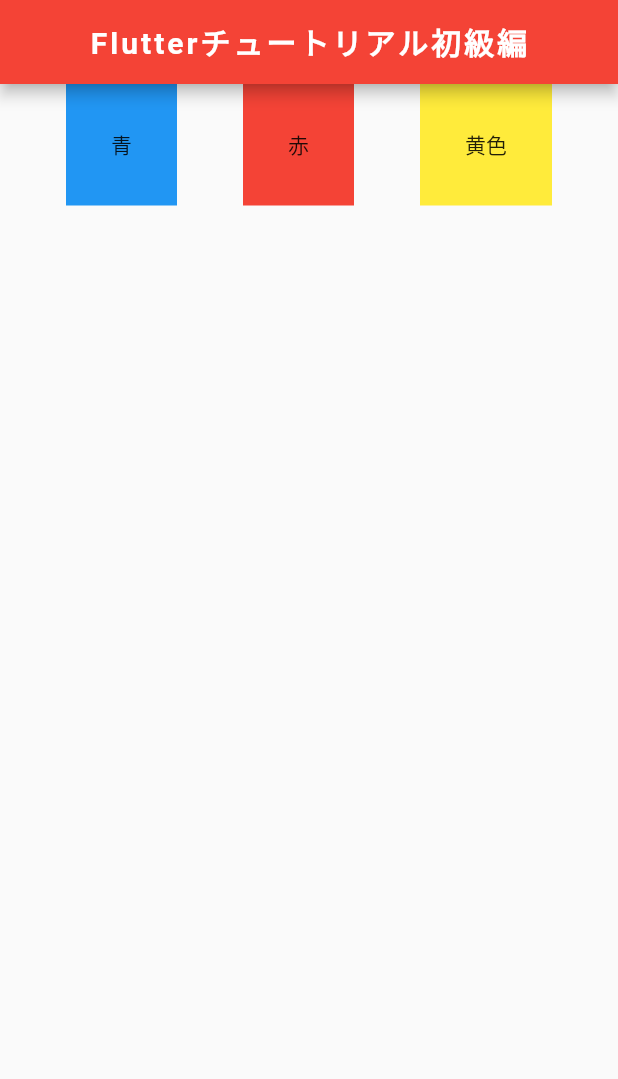
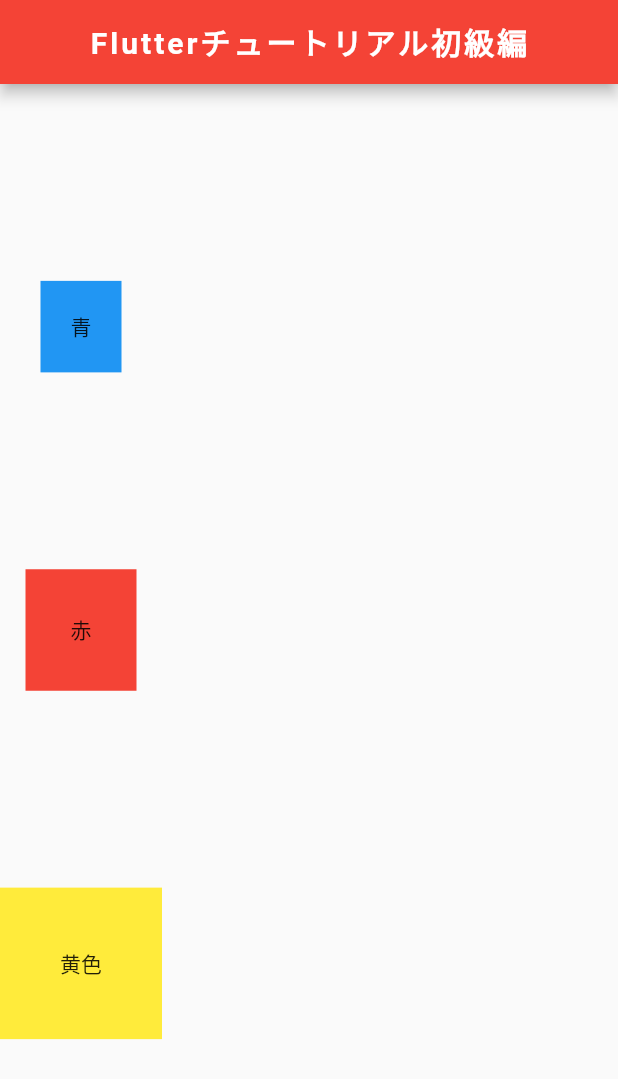
Before and after one commit to you1978/flutter_app_for_quiz, a Flutter app: the screen it shows after launch, on a phone screen of 412 x 824 dp. Shown: the top 1079 px of the screen. Run offline on Flutter 3.47's test engine with Material 2 defaults, Android fonts, the phone set to English and light mode, and no system bars.

Commit message:
begineer9-1

```diff
--- a/lib/main.dart
+++ b/lib/main.dart
@@ -20,12 +20,12 @@ class MyApp extends StatelessWidget {
           centerTitle: true,
           backgroundColor: Colors.red,
         ),
-        body: Row(
+        body: Column(
           mainAxisAlignment: MainAxisAlignment.spaceEvenly,
           children: <Widget>[
           Container (
             color: Colors.blue,
-            padding: EdgeInsets.all(30.0),
+            padding: EdgeInsets.all(20.0),
             child: Text('青'),
           ),
           Container (
@@ -35,7 +35,7 @@ class MyApp extends StatelessWidget {
           ),
           Container (
             color: Colors.yellow,
-            padding: EdgeInsets.all(30.0),
+            padding: EdgeInsets.all(40.0),
             child: Text('黄色'),
           )
         ],)
```
